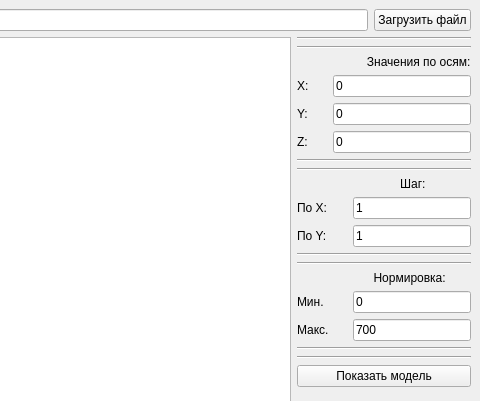
First picture: the form in mainwindow.ui, repository KriptYashka/3D_Visual_OOP, before the edit; both pictures show x 552 to 1032 and y 0 to 401 of the 1032 by 797 pixel window.
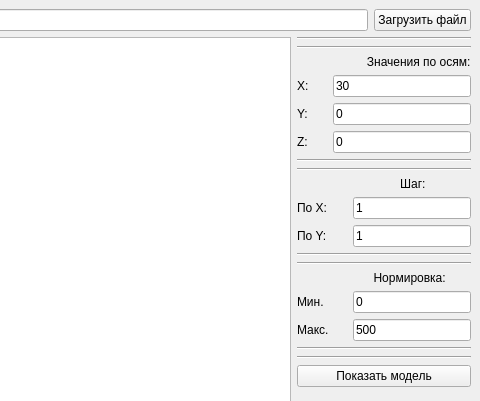
Second picture: the form after the edit. Custom widgets are drawn as their Qt base class.

Patch:
```diff
--- a/mainwindow.ui
+++ b/mainwindow.ui
@@ -89,7 +89,7 @@
              </size>
             </property>
             <property name="text">
-             <string>0</string>
+             <string>30</string>
             </property>
            </widget>
           </item>
@@ -286,7 +286,7 @@
                </size>
               </property>
               <property name="text">
-               <string>700</string>
+               <string>500</string>
               </property>
              </widget>
             </item>
```
